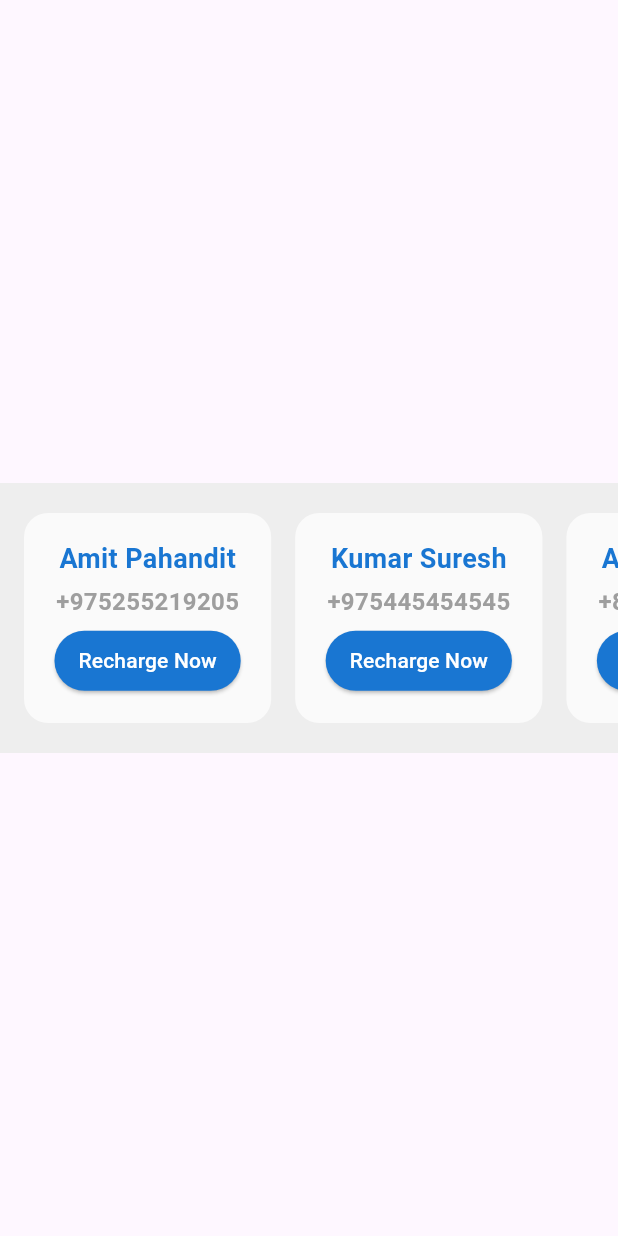
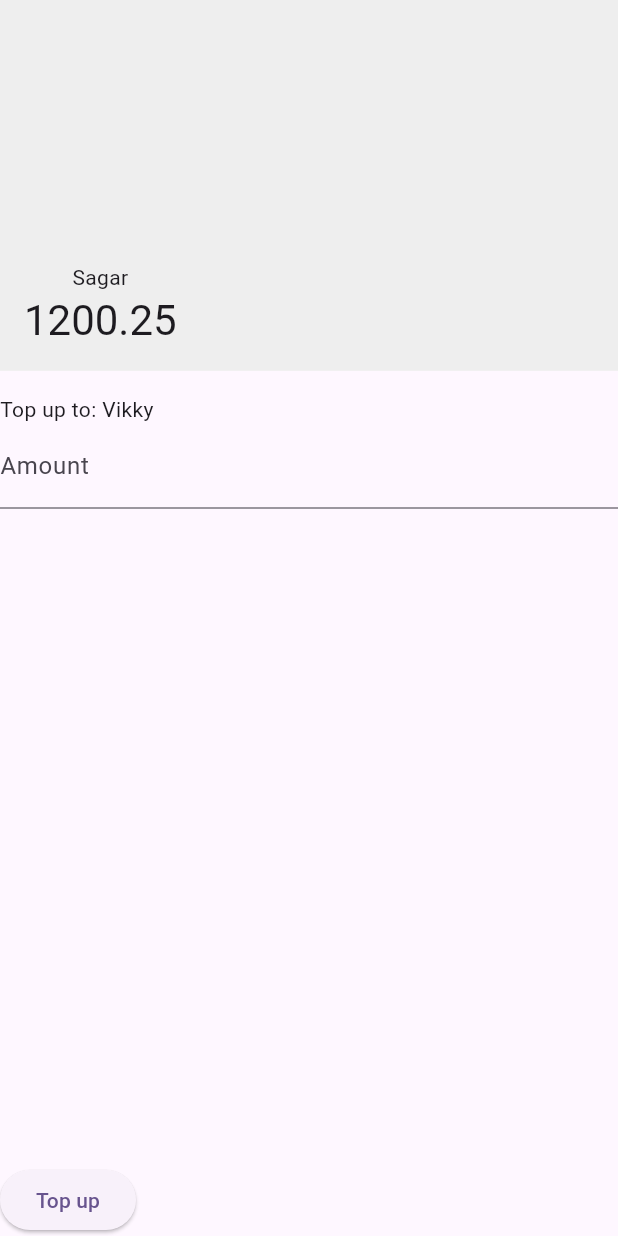
Before and after one commit to sagarkarki99/top-up-app, a Flutter app: the screen it shows after launch, after a tap on "Recharge Now", on a phone screen of 412 x 824 dp. Run offline on Flutter 3.47's test engine with Material 3 defaults, Android fonts, the phone set to English and light mode, and no system bars; our stand-ins replace flutter_bloc, freezed_annotation, get_it; generated files the repository leaves out were written again.

Commit message:
feat: create skeleton structure for top-up feature

```diff
--- a/lib/core/service_locator.dart
+++ b/lib/core/service_locator.dart
@@ -1,10 +1,12 @@
 import 'package:get_it/get_it.dart';
 import 'package:top_up_app/features/beneficiary/service/beneficiary_service.dart';
 import 'package:top_up_app/features/beneficiary/service/beneficiary_service_impl.dart';
+import 'package:top_up_app/features/top_up/service/mock_topup_service.dart';
 
 final locator = GetIt.instance;
 
 Future<void> initializeServiceLocator() async {
   locator.registerSingleton<BeneficiaryService>(MockBeneficiaryServiceImpl());
+  locator.registerSingleton<MockTopupService>(MockTopupService());
   await locator.allReady();
 }
--- a/lib/features/beneficiary/presentation/beneficiary_view.dart
+++ b/lib/features/beneficiary/presentation/beneficiary_view.dart
@@ -4,6 +4,7 @@ import 'package:top_up_app/core/service_locator.dart';
 import 'package:top_up_app/features/beneficiary/presentation/cubit/beneficiary_list_cubit.dart';
 import 'package:top_up_app/features/beneficiary/presentation/widgets/beneficiary_item.dart';
 import 'package:top_up_app/features/beneficiary/service/beneficiary_service.dart';
+import 'package:top_up_app/features/top_up/topup_view.dart';
 import 'package:top_up_app/features/users/cubit/user_cubit.dart';
 
 class BeneficiaryView extends StatelessWidget {
@@ -32,7 +33,14 @@ class BeneficiaryView extends StatelessWidget {
                   itemCount: list.length,
                   itemBuilder: (context, index) => BeneficiaryItem(
                     beneficiary: list[index],
-                    onRechargePressed: () {},
+                    onRechargePressed: () {
+                      Navigator.of(context).push(
+                        MaterialPageRoute(
+                          builder: (context) =>
+                              TopupView(beneficiaryId: list[index].id),
+                        ),
+                      );
+                    },
                   ),
                 ),
               ),
--- /dev/null
+++ b/lib/features/top_up/cubit/topup_cubit.dart
@@ -0,0 +1,18 @@
+import 'package:flutter_bloc/flutter_bloc.dart';
+import 'package:freezed_annotation/freezed_annotation.dart';
+import 'package:top_up_app/features/top_up/service/topup_service.dart';
+import 'package:top_up_app/features/users/domain/user.dart';
+
+part 'topup_state.dart';
+part 'topup_cubit.freezed.dart';
+
+class TopupCubit extends Cubit<TopupState> {
+  TopupCubit({
+    required this.user,
+    required this.topupService,
+    required beneficiaryId,
+  }) : super(const TopupState.initial());
+
+  final User user;
+  final TopupService topupService;
+}
--- /dev/null
+++ b/lib/features/top_up/cubit/topup_state.dart
@@ -0,0 +1,6 @@
+part of 'topup_cubit.dart';
+
+@freezed
+class TopupState with _$TopupState {
+  const factory TopupState.initial() = _Initial;
+}
--- /dev/null
+++ b/lib/features/top_up/service/mock_topup_service.dart
@@ -0,0 +1,13 @@
+import 'package:top_up_app/features/top_up/service/topup_service.dart';
+
+class MockTopupService implements TopupService {
+  @override
+  Future<String> fetchTopupInfo(String userId, String beneficiaryId) async {
+    return 'hehe';
+  }
+
+  @override
+  Future<void> topup(String userId, String beneficiaryId, double amount) async {
+    Future.value();
+  }
+}
--- /dev/null
+++ b/lib/features/top_up/service/topup_service.dart
@@ -0,0 +1,4 @@
+abstract class TopupService {
+  Future<String> fetchTopupInfo(String userId, String beneficiaryId);
+  Future<void> topup(String userId, String beneficiaryId, double amount);
+}
--- /dev/null
+++ b/lib/features/top_up/topup_view.dart
@@ -0,0 +1,72 @@
+import 'package:flutter/material.dart';
+import 'package:flutter_bloc/flutter_bloc.dart';
+import 'package:top_up_app/core/service_locator.dart';
+import 'package:top_up_app/features/top_up/cubit/topup_cubit.dart';
+import 'package:top_up_app/features/top_up/service/topup_service.dart';
+import 'package:top_up_app/features/top_up/widgets/widgets.dart';
+import 'package:top_up_app/features/users/cubit/user_cubit.dart';
+import 'package:top_up_app/features/users/domain/user.dart';
+
+class TopupView extends StatelessWidget {
+  const TopupView({super.key, required this.beneficiaryId});
+
+  final String beneficiaryId;
+
+  @override
+  Widget build(BuildContext context) {
+    return BlocProvider(
+      create: (context) => TopupCubit(
+        beneficiaryId: beneficiaryId,
+        user: context.read<UserCubit>().state.user,
+        topupService: locator.get<TopupService>(),
+      ),
+      child: const TopupBody(),
+    );
+  }
+}
+
+class TopupBody extends StatelessWidget {
+  const TopupBody({super.key});
+
+  @override
+  Widget build(BuildContext context) {
+    final User user = context.watch<UserCubit>().state.user;
+    return Scaffold(
+      body: Column(
+        crossAxisAlignment: CrossAxisAlignment.start,
+        children: [
+          Container(
+            padding: const EdgeInsets.only(left: 16, bottom: 16),
+            color: Colors.grey[200],
+            constraints: BoxConstraints(
+              maxHeight: MediaQuery.of(context).size.height * 0.3,
+            ),
+            child: Align(
+              alignment: Alignment.bottomLeft,
+              child: Column(
+                mainAxisSize: MainAxisSize.min,
+                children: [
+                  Text(user.name.toString()),
+                  Text(
+                    user.balance.toString(),
+                    style: Theme.of(context).textTheme.headlineMedium,
+                  ),
+                ],
+              ),
+            ),
+          ),
+          const SizedBox(height: 16),
+          const Text('Top up to: Vikky'),
+          const AmountField(),
+          const SizedBox(height: 16),
+          const DefaultAmountChips(),
+          const Spacer(),
+          ElevatedButton(
+            onPressed: () {},
+            child: const Text('Top up'),
+          ),
+        ],
+      ),
+    );
+  }
+}
--- /dev/null
+++ b/lib/features/top_up/widgets/amount_field.dart
@@ -0,0 +1,16 @@
+import 'package:flutter/material.dart';
+
+class AmountField extends StatelessWidget {
+  const AmountField({super.key});
+
+  @override
+  Widget build(BuildContext context) {
+    return TextFormField(
+      onTapOutside: (_) => FocusScope.of(context).unfocus(),
+      keyboardType: const TextInputType.numberWithOptions(decimal: true),
+      decoration: const InputDecoration(
+        labelText: 'Amount',
+      ),
+    );
+  }
+}
--- /dev/null
+++ b/lib/features/top_up/widgets/default_amount_chips.dart
@@ -0,0 +1,19 @@
+import 'package:flutter/material.dart';
+
+class DefaultAmountChips extends StatelessWidget {
+  const DefaultAmountChips({super.key});
+
+  @override
+  Widget build(BuildContext context) {
+    return const Wrap();
+  }
+}
+
+class _ChipItem extends StatelessWidget {
+  const _ChipItem();
+
+  @override
+  Widget build(BuildContext context) {
+    return const Placeholder();
+  }
+}
--- /dev/null
+++ b/lib/features/top_up/widgets/widgets.dart
@@ -0,0 +1,2 @@
+export 'amount_field.dart';
+export 'default_amount_chips.dart';
--- a/lib/features/users/domain/user.dart
+++ b/lib/features/users/domain/user.dart
@@ -6,6 +6,7 @@ part 'user.freezed.dart';
 class User with _$User {
   factory User({
     required String id,
+    required String name,
     @Default(0) double balance,
     @Default(false) bool isVerified,
   }) = _User;
--- a/lib/main.dart
+++ b/lib/main.dart
@@ -17,7 +17,13 @@ class MyApp extends StatelessWidget {
   @override
   Widget build(BuildContext context) {
     return BlocProvider(
-      create: (context) => UserCubit(User(id: '1')),
+      create: (context) => UserCubit(
+        User(
+          id: '1',
+          name: 'Sagar',
+          balance: 1200.25,
+        ),
+      ),
       child: MaterialApp(
         title: 'Top-up App',
         theme: ThemeData(
```
